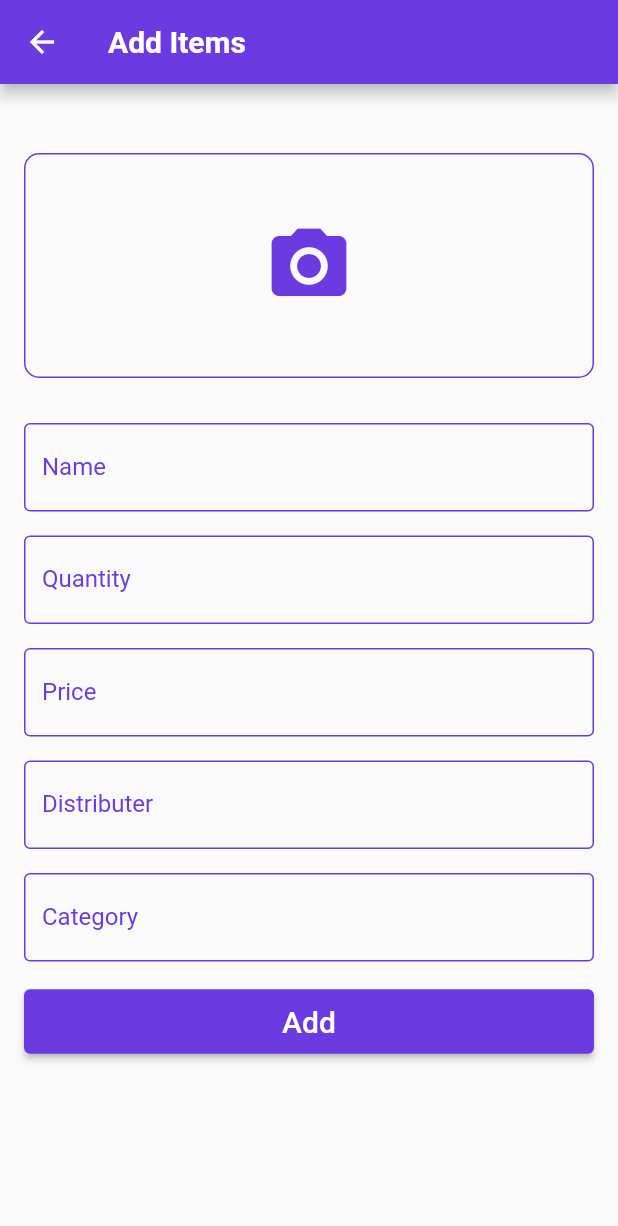
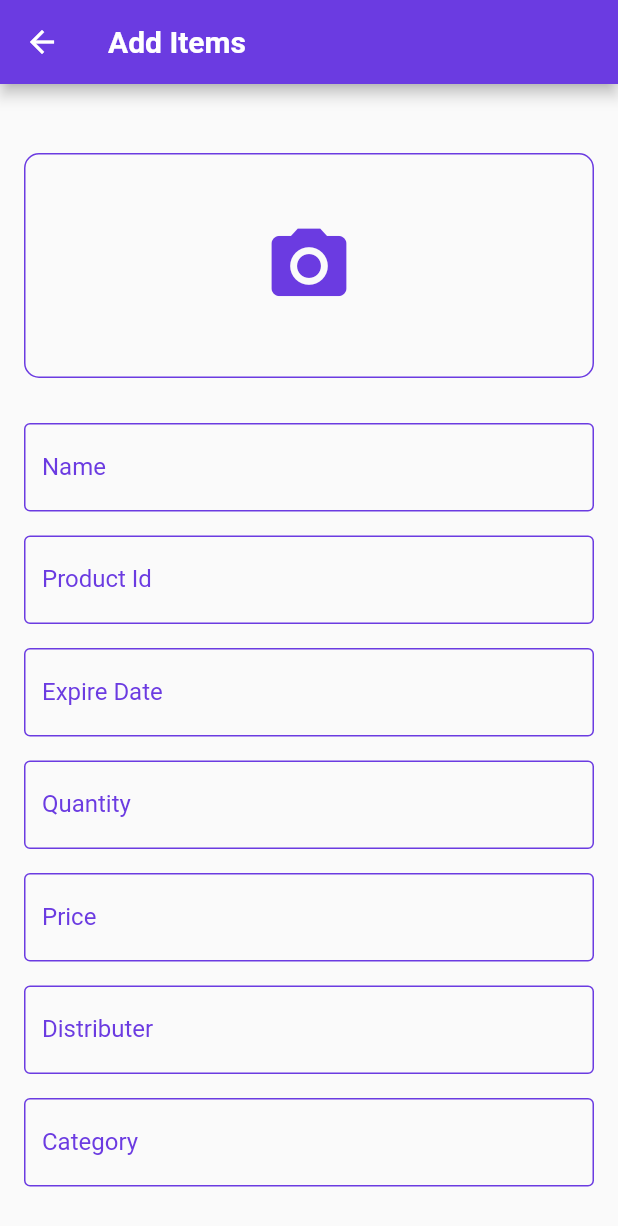
Before and after one commit to tezena/Inventroy_management, a Flutter app: the AddProductForm screen opened directly, on a phone screen of 412 x 824 dp. Shown: the top 1226 px of the screen. Run offline on Flutter 3.47's test engine with Material 2 defaults, Android fonts, the phone set to English and light mode, and no system bars; our stand-ins replace carousel_slider, charts_flutter, cloud_firestore, firebase_core, firebase_storage, fl_chart and 2 more; accounts and stored records are empty.

Commit message:
product detail page

```diff
--- a/lib/AddItemScreen.dart
+++ b/lib/AddItemScreen.dart
@@ -41,6 +41,8 @@ class _AddProductFormState extends State<AddProductForm> {
   final _priceController = TextEditingController();
   final _distributorController = TextEditingController();
   final _categoryController = TextEditingController();
+  final _pidController = TextEditingController();
+  final _expiredateController = TextEditingController();
   late File _pickedImage; // Use File for selected image
 
   late ImagePicker _imagePicker;
@@ -81,10 +83,12 @@ class _AddProductFormState extends State<AddProductForm> {
 
       await FirebaseFirestore.instance.collection('products').add({
         'name': newProduct.name,
+        'pid': newProduct.pid,
         'quantity': newProduct.quantity,
         'price': newProduct.price,
         'distributor': newProduct.distributor,
         'category': newProduct.category,
+        'expiredate': newProduct.expiredate,
         'imageUrl': imageUrl, // Store the image URL
       });
 
@@ -139,6 +143,8 @@ class _AddProductFormState extends State<AddProductForm> {
                 ),
               ),
               const SizedBox(height: 30.0),
+              SingleChildScrollView(
+                  child: Column(children: [
                 TextFormField(
                   controller: _nameController,
                   cursorColor: Color.fromRGBO(107, 59, 225, 1),
@@ -147,14 +153,56 @@ class _AddProductFormState extends State<AddProductForm> {
                       labelStyle:
                           TextStyle(color: Color.fromRGBO(107, 59, 225, 1)),
                       focusedBorder: OutlineInputBorder(
-                        borderSide:
-                            BorderSide(color: Color.fromRGBO(107, 59, 225, 1))),
+                          borderSide: BorderSide(
+                              color: Color.fromRGBO(107, 59, 225, 1))),
                       enabledBorder: OutlineInputBorder(
                           borderSide: BorderSide(
                               color: Color.fromRGBO(107, 59, 225, 1)))),
                   validator: (value) {
                     if (value == null || value.isEmpty) {
                       return 'Please enter a name';
+                    }
+                    return null;
+                  },
+                ),
+                SizedBox(height: 16.0),
+                TextFormField(
+                  controller: _pidController,
+                  cursorColor: Color.fromRGBO(107, 59, 225, 1),
+                  decoration: const InputDecoration(
+                      labelText: "Product Id",
+                      labelStyle:
+                          TextStyle(color: Color.fromRGBO(107, 59, 225, 1)),
+                      focusedBorder: OutlineInputBorder(
+                          borderSide: BorderSide(
+                              color: Color.fromRGBO(107, 59, 225, 1))),
+                      enabledBorder: OutlineInputBorder(
+                          borderSide: BorderSide(
+                              color: Color.fromRGBO(107, 59, 225, 1)))),
+                  validator: (value) {
+                    if (value == null || value.isEmpty) {
+                      return 'Please enter product Id';
+                    }
+                    return null;
+                  },
+                ),
+                SizedBox(height: 16.0),
+                TextFormField(
+                  controller: _expiredateController,
+                  cursorColor: Color.fromRGBO(107, 59, 225, 1),
+                  decoration: const InputDecoration(
+                      labelText: "Expire Date",
+                      labelStyle:
+                          TextStyle(color: Color.fromRGBO(107, 59, 225, 1)),
+                      focusedBorder: OutlineInputBorder(
+                          borderSide: BorderSide(
+                              color: Color.fromRGBO(107, 59, 225, 1))),
+                      enabledBorder: OutlineInputBorder(
+                          borderSide: BorderSide(
+                              color: Color.fromRGBO(107, 59, 225, 1)))),
+                  validator: (value) {
+                    if (value == null || value.isEmpty) {
+                      return 'Please enter expire date';
                     }
                     return null;
                   },
@@ -168,8 +216,8 @@ class _AddProductFormState extends State<AddProductForm> {
                       labelStyle:
                           TextStyle(color: Color.fromRGBO(107, 59, 225, 1)),
                       focusedBorder: OutlineInputBorder(
-                        borderSide:
-                            BorderSide(color: Color.fromRGBO(107, 59, 225, 1))),
+                          borderSide: BorderSide(
+                              color: Color.fromRGBO(107, 59, 225, 1))),
                       enabledBorder: OutlineInputBorder(
                           borderSide: BorderSide(
                               color: Color.fromRGBO(107, 59, 225, 1)))),
@@ -190,8 +238,8 @@ class _AddProductFormState extends State<AddProductForm> {
                       labelStyle:
                           TextStyle(color: Color.fromRGBO(107, 59, 225, 1)),
                       focusedBorder: OutlineInputBorder(
-                        borderSide:
-                            BorderSide(color: Color.fromRGBO(107, 59, 225, 1))),
+                          borderSide: BorderSide(
+                              color: Color.fromRGBO(107, 59, 225, 1))),
                       enabledBorder: OutlineInputBorder(
                           borderSide: BorderSide(
                               color: Color.fromRGBO(107, 59, 225, 1)))),
@@ -212,8 +260,8 @@ class _AddProductFormState extends State<AddProductForm> {
                       labelStyle:
                           TextStyle(color: Color.fromRGBO(107, 59, 225, 1)),
                       focusedBorder: OutlineInputBorder(
-                        borderSide:
-                            BorderSide(color: Color.fromRGBO(107, 59, 225, 1))),
+                          borderSide: BorderSide(
+                              color: Color.fromRGBO(107, 59, 225, 1))),
                       enabledBorder: OutlineInputBorder(
                           borderSide: BorderSide(
                               color: Color.fromRGBO(107, 59, 225, 1)))),
@@ -233,8 +281,8 @@ class _AddProductFormState extends State<AddProductForm> {
                       labelStyle:
                           TextStyle(color: Color.fromRGBO(107, 59, 225, 1)),
                       focusedBorder: OutlineInputBorder(
-                        borderSide:
-                            BorderSide(color: Color.fromRGBO(107, 59, 225, 1))),
+                          borderSide: BorderSide(
+                              color: Color.fromRGBO(107, 59, 225, 1))),
                       enabledBorder: OutlineInputBorder(
                           borderSide: BorderSide(
                               color: Color.fromRGBO(107, 59, 225, 1)))),
@@ -245,16 +293,19 @@ class _AddProductFormState extends State<AddProductForm> {
                     return null;
                   },
                 ),
+              ])),
               SizedBox(height: 16.0),
               ElevatedButton(
                   onPressed: () {
                     if (_formKey.currentState!.validate()) {
                       Product newProduct = Product(
                         name: _nameController.text,
+                        pid: _pidController.text,
                         quantity: int.parse(_quantityController.text),
                         price: double.parse(_priceController.text),
                         distributor: _distributorController.text,
                         category: _categoryController.text,
+                        expiredate: _expiredateController.text,
                         imageUrl: _pickedImage.path, // Use _pickedImage path
                       );
 
@@ -285,8 +336,7 @@ class _AddProductFormState extends State<AddProductForm> {
                       'Add',
                       style: TextStyle(fontSize: 20),
                     ),
-                ),
-              ),
+                  )),
             ],
           ),
         ),
--- a/lib/EditScreen.dart
+++ b/lib/EditScreen.dart
@@ -9,6 +9,7 @@ class Product {
   String distributor;
   String category;
   String imageUrl;
+  String pid;
 
   Product({
     required this.name,
@@ -17,10 +18,13 @@ class Product {
     required this.distributor,
     required this.category,
     required this.imageUrl,
+    required this.pid
   });
 }
 
 class EditScreen extends StatefulWidget {
+  final String pid;
+   EditScreen(this.pid,{super.key});
   @override
   _EditScreenState createState() => _EditScreenState();
 }
@@ -215,7 +219,8 @@ class _EditScreenState extends State<EditScreen> {
                       price: double.parse(_priceController.text),
                       distributor: _distributorController.text,
                       category: _categoryController.text,
-                      imageUrl: _pickedImage.path, // Use _pickedImage path
+                      imageUrl: _pickedImage.path,
+                      pid: "ertyu"// Use _pickedImage path
                     );
 
                     // TODO: Add the product to your inventory or database
--- a/lib/ItemsList.dart
+++ b/lib/ItemsList.dart
@@ -114,10 +114,7 @@ class ItemsListState extends State<ItemsList> {
                               itemBuilder: (ctx, index) {
                                 Product singleProduct = _products[index];
                                 return ItmeCard(
-                                    imagePath: singleProduct.imageUrl,
-                                    name: singleProduct.name,
-                                    price: singleProduct.price,
-                                    quntity: singleProduct.quantity);
+                                    singleProduct);
                               }),
                         ),
                   const SizedBox(
--- a/lib/models/products.dart
+++ b/lib/models/products.dart
@@ -1,10 +1,12 @@
 class Product {
   final String name;
+  final String pid;
   final int quantity;
   final double price;
   final String distributor;
   final String category;
   final String imageUrl;
+  final String expiredate;
 
   Product({
     required this.name,
@@ -13,5 +15,7 @@ class Product {
     required this.distributor,
     required this.category,
     required this.imageUrl,
+    required this.pid,
+    required this.expiredate,
   });
 }
```
Also changed, not shown: lib/ItemsCard.dart (+16 -30 lines), lib/Services/database.dart (+28 -1 lines), lib/productDetail.dart (+17 -31 lines). Lines whose indentation alone changed are shown as unchanged.
